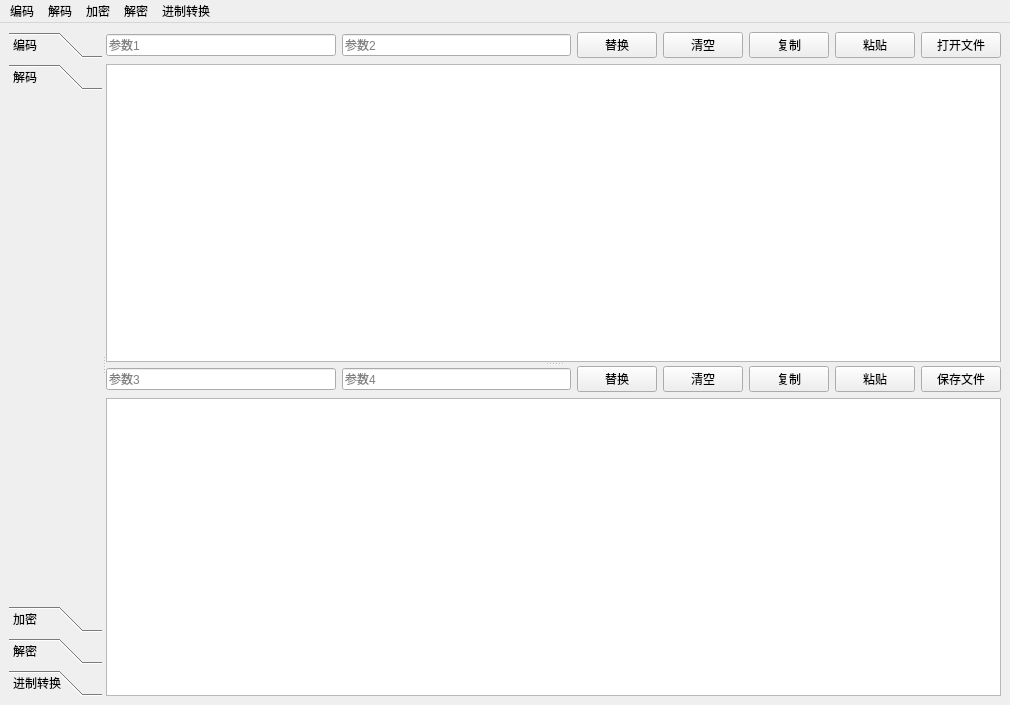
Before: the Qt Designer form ui/mainwindow.ui in zyt717/CTFCodecTool, drawn with Qt 5.
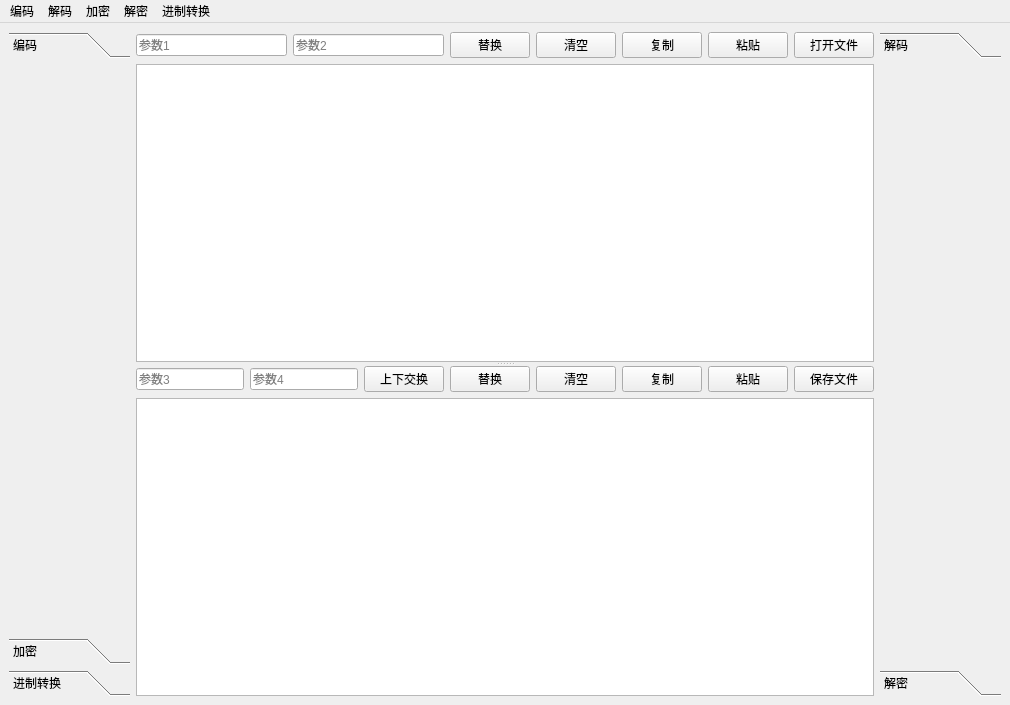
After: the same form once the commit is applied. The open tabs and pages were chosen to show the change.

Commit message: 添加上下交换按钮，调整了布局

Patch:
```diff
--- a/ui/mainwindow.ui
+++ b/ui/mainwindow.ui
@@ -14,12 +14,8 @@
    <string>MainWindow</string>
   </property>
   <widget class="QWidget" name="centralwidget">
-   <layout class="QVBoxLayout" name="verticalLayout">
+   <layout class="QHBoxLayout" name="horizontalLayout">
     <item>
-     <widget class="QSplitter" name="splitter_2">
-      <property name="orientation">
-       <enum>Qt::Horizontal</enum>
-      </property>
       <widget class="QToolBox" name="toolBox">
        <property name="currentIndex">
         <number>0</number>
@@ -29,27 +25,14 @@
          <rect>
           <x>0</x>
           <y>0</y>
-          <width>91</width>
-          <height>534</height>
+         <width>109</width>
+         <height>586</height>
          </rect>
         </property>
         <attribute name="label">
          <string>编码</string>
         </attribute>
        </widget>
-       <widget class="QWidget" name="pageDecode">
-        <property name="geometry">
-         <rect>
-          <x>0</x>
-          <y>0</y>
-          <width>91</width>
-          <height>534</height>
-         </rect>
-        </property>
-        <attribute name="label">
-         <string>解码</string>
-        </attribute>
-       </widget>
        <widget class="QWidget" name="pageEncrypt">
         <property name="geometry">
          <rect>
@@ -63,19 +46,6 @@
          <string>加密</string>
         </attribute>
        </widget>
-       <widget class="QWidget" name="pageDecrypt">
-        <property name="geometry">
-         <rect>
-          <x>0</x>
-          <y>0</y>
-          <width>91</width>
-          <height>534</height>
-         </rect>
-        </property>
-        <attribute name="label">
-         <string>解密</string>
-        </attribute>
-       </widget>
        <widget class="QWidget" name="pageHex">
         <property name="geometry">
          <rect>
@@ -90,6 +60,8 @@
         </attribute>
        </widget>
       </widget>
+    </item>
+    <item>
       <widget class="QSplitter" name="splitter">
        <property name="orientation">
         <enum>Qt::Vertical</enum>
@@ -188,6 +160,13 @@
              </property>
             </widget>
            </item>
+          <item>
+           <widget class="QPushButton" name="swapButton">
+            <property name="text">
+             <string>上下交换</string>
+            </property>
+           </widget>
+          </item>
            <item>
             <widget class="QPushButton" name="dstReplaceButton">
              <property name="text">
@@ -230,6 +209,38 @@
          </item>
         </layout>
        </widget>
+     </widget>
+    </item>
+    <item>
+     <widget class="QToolBox" name="toolBox_2">
+      <property name="currentIndex">
+       <number>0</number>
+      </property>
+      <widget class="QWidget" name="pageDecode">
+       <property name="geometry">
+        <rect>
+         <x>0</x>
+         <y>0</y>
+         <width>109</width>
+         <height>612</height>
+        </rect>
+       </property>
+       <attribute name="label">
+        <string>解码</string>
+       </attribute>
+      </widget>
+      <widget class="QWidget" name="pageDecrypt">
+       <property name="geometry">
+        <rect>
+         <x>0</x>
+         <y>0</y>
+         <width>109</width>
+         <height>612</height>
+        </rect>
+       </property>
+       <attribute name="label">
+        <string>解密</string>
+       </attribute>
       </widget>
      </widget>
     </item>
```
Left out of the diff: 10 changed lines with no effect on the pictures. Lines whose indentation alone changed are shown as unchanged. The commit also changes 2 other files.
